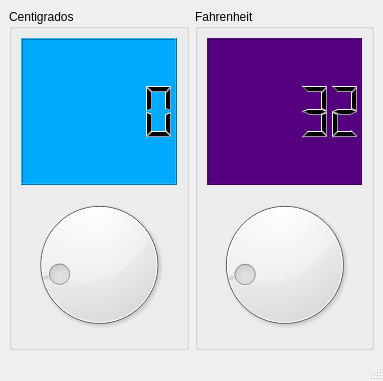
First picture: the form in principal.ui, repository KevsWit/P59-Qt-Conversor-Temperatura, before the edit.
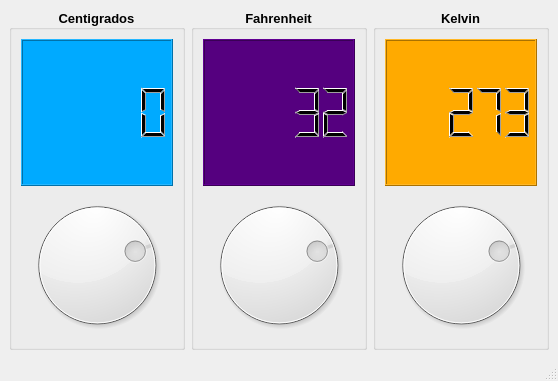
Second picture: the form after the edit. Icons and pictures are not drawn.

What changed in the file:
```diff
--- a/principal.ui
+++ b/principal.ui
@@ -6,7 +6,7 @@
    <rect>
     <x>0</x>
     <y>0</y>
-    <width>383</width>
+    <width>558</width>
     <height>381</height>
    </rect>
   </property>
@@ -21,9 +21,19 @@
    <layout class="QHBoxLayout" name="horizontalLayout">
     <item>
      <widget class="QGroupBox" name="groupBox">
+      <property name="font">
+       <font>
+        <pointsize>10</pointsize>
+        <weight>75</weight>
+        <bold>true</bold>
+       </font>
+      </property>
       <property name="title">
        <string>Centigrados</string>
       </property>
+      <property name="alignment">
+       <set>Qt::AlignCenter</set>
+      </property>
       <layout class="QHBoxLayout" name="horizontalLayout_2">
        <item>
         <layout class="QVBoxLayout" name="verticalLayout">
@@ -37,7 +47,7 @@
          <item>
           <widget class="QDial" name="inCent">
            <property name="minimum">
-            <number>-18</number>
+            <number>-273</number>
            </property>
            <property name="pageStep">
             <number>10</number>
@@ -54,9 +64,19 @@
     </item>
     <item>
      <widget class="QGroupBox" name="groupBox_2">
+      <property name="font">
+       <font>
+        <pointsize>10</pointsize>
+        <weight>75</weight>
+        <bold>true</bold>
+       </font>
+      </property>
       <property name="title">
        <string>Fahrenheit</string>
       </property>
+      <property name="alignment">
+       <set>Qt::AlignCenter</set>
+      </property>
       <layout class="QHBoxLayout" name="horizontalLayout_3">
        <item>
         <layout class="QVBoxLayout" name="verticalLayout_2">
@@ -72,6 +92,9 @@
          </item>
          <item>
           <widget class="QDial" name="inFahr">
+           <property name="minimum">
+            <number>-459</number>
+           </property>
            <property name="maximum">
             <number>210</number>
            </property>
@@ -85,6 +108,49 @@
       </layout>
      </widget>
     </item>
+    <item>
+     <widget class="QGroupBox" name="groupBox_3">
+      <property name="font">
+       <font>
+        <pointsize>10</pointsize>
+        <weight>75</weight>
+        <bold>true</bold>
+       </font>
+      </property>
+      <property name="title">
+       <string>Kelvin</string>
+      </property>
+      <property name="alignment">
+       <set>Qt::AlignCenter</set>
+      </property>
+      <layout class="QHBoxLayout" name="horizontalLayout_4">
+       <item>
+        <layout class="QVBoxLayout" name="verticalLayout_3">
+         <item>
+          <widget class="QLCDNumber" name="outKelvin">
+           <property name="styleSheet">
+            <string notr="true">background-color: rgb(255, 170, 0);</string>
+           </property>
+           <property name="value" stdset="0">
+            <double>273.000000000000000</double>
+           </property>
+          </widget>
+         </item>
+         <item>
+          <widget class="QDial" name="inKelvin">
+           <property name="maximum">
+            <number>372</number>
+           </property>
+           <property name="value">
+            <number>273</number>
+           </property>
+          </widget>
+         </item>
+        </layout>
+       </item>
+      </layout>
+     </widget>
+    </item>
    </layout>
   </widget>
   <widget class="QMenuBar" name="menubar">
```
Left out of the diff: 18 changed lines with no effect on the pictures.
